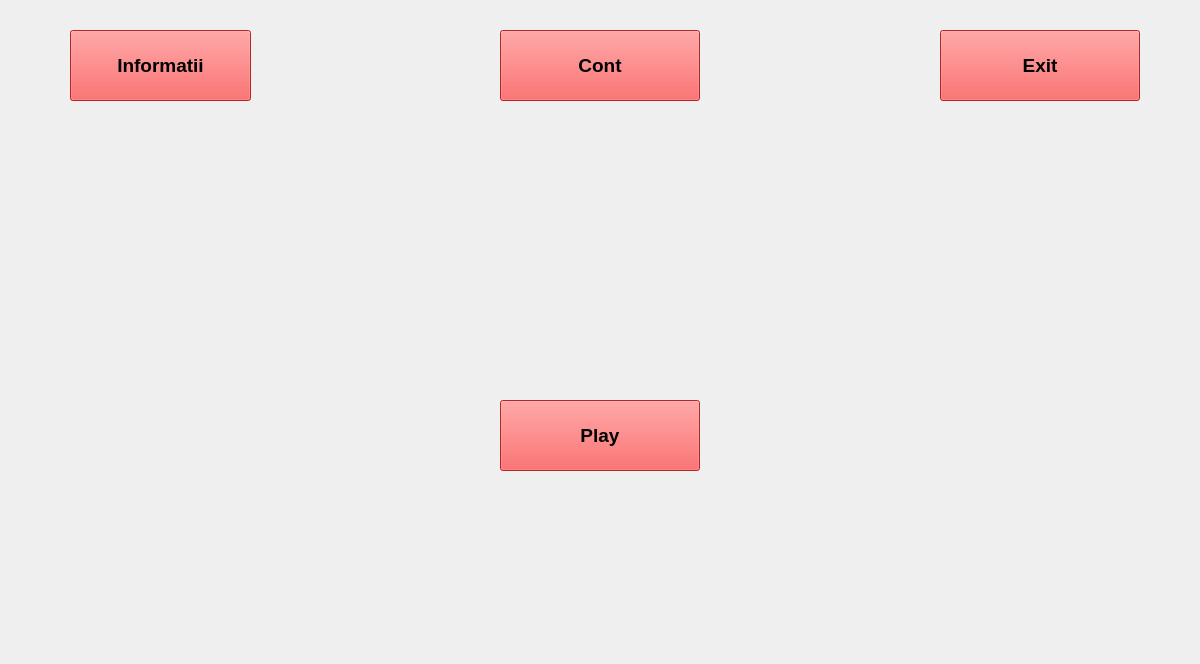
The window that Client1/MainPage.ui (Paul-Podoleanu/ProjectModernCpp) describes before a commit, drawn with Qt 5.
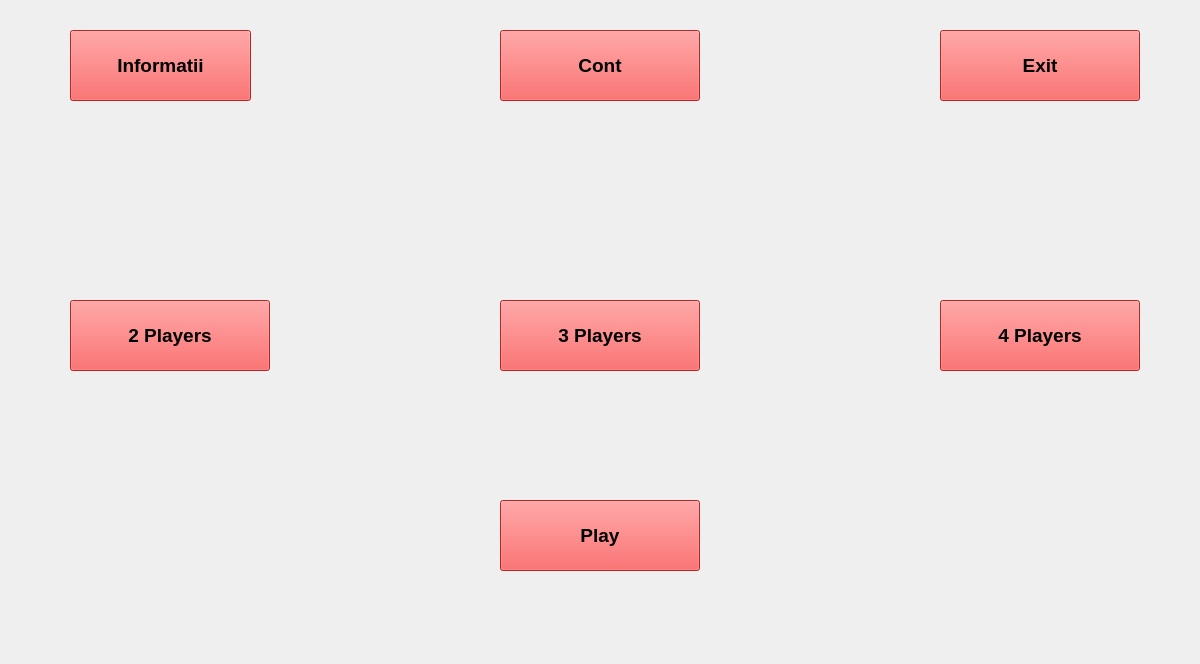
The same window after the commit. Icons and pictures are not drawn.

Diff of the .ui file:
```diff
--- a/Client1/MainPage.ui
+++ b/Client1/MainPage.ui
@@ -90,7 +90,7 @@
     <property name="geometry">
      <rect>
       <x>500</x>
-      <y>400</y>
+      <y>500</y>
       <width>200</width>
       <height>71</height>
      </rect>
@@ -109,6 +109,75 @@
      <string>Play</string>
     </property>
    </widget>
+   <widget class="QPushButton" name="doi">
+    <property name="geometry">
+     <rect>
+      <x>70</x>
+      <y>300</y>
+      <width>200</width>
+      <height>71</height>
+     </rect>
+    </property>
+    <property name="font">
+     <font>
+      <family>Nirmala UI</family>
+      <pointsize>14</pointsize>
+      <bold>true</bold>
+     </font>
+    </property>
+    <property name="styleSheet">
+     <string notr="true">background-color:rgb(255, 51, 51)</string>
+    </property>
+    <property name="text">
+     <string>2 Players</string>
+    </property>
+   </widget>
+   <widget class="QPushButton" name="trei">
+    <property name="geometry">
+     <rect>
+      <x>500</x>
+      <y>300</y>
+      <width>200</width>
+      <height>71</height>
+     </rect>
+    </property>
+    <property name="font">
+     <font>
+      <family>Nirmala UI</family>
+      <pointsize>14</pointsize>
+      <bold>true</bold>
+     </font>
+    </property>
+    <property name="styleSheet">
+     <string notr="true">background-color:rgb(255, 51, 51)</string>
+    </property>
+    <property name="text">
+     <string>3 Players</string>
+    </property>
+   </widget>
+   <widget class="QPushButton" name="patru">
+    <property name="geometry">
+     <rect>
+      <x>940</x>
+      <y>300</y>
+      <width>200</width>
+      <height>71</height>
+     </rect>
+    </property>
+    <property name="font">
+     <font>
+      <family>Nirmala UI</family>
+      <pointsize>14</pointsize>
+      <bold>true</bold>
+     </font>
+    </property>
+    <property name="styleSheet">
+     <string notr="true">background-color:rgb(255, 51, 51)</string>
+    </property>
+    <property name="text">
+     <string>4 Players</string>
+    </property>
+   </widget>
   </widget>
  </widget>
  <layoutdefault spacing="6" margin="11"/>
```
